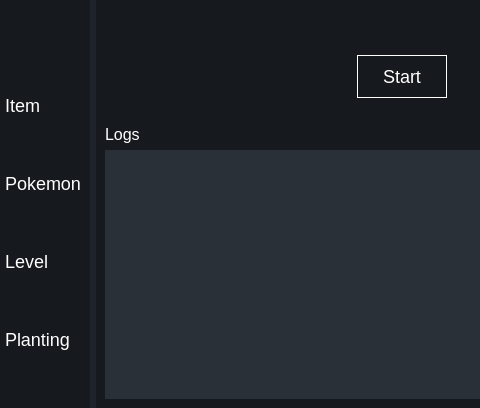
First picture: the form in DO NOT RUN/level.ui, repository T3tsuo/PokemonUI, before the edit; both pictures show x 0 to 480 and y 322 to 730 of the 708 by 730 pixel window.
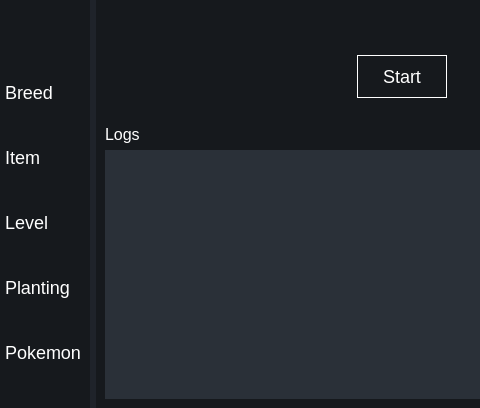
Second picture: the form after the edit. Icons and pictures are not drawn.

Commit message: fully functional breed frontend and refactored tab switching

Diff of the .ui file:
```diff
--- a/DO NOT RUN/level.ui
+++ b/DO NOT RUN/level.ui
@@ -136,6 +136,13 @@
           <property name="bottomMargin">
            <number>0</number>
           </property>
+          <item>
+           <widget class="QPushButton" name="breedBtn">
+            <property name="text">
+             <string>Breed</string>
+            </property>
+           </widget>
+          </item>
           <item>
            <widget class="QPushButton" name="itemBtn">
             <property name="text">
@@ -143,13 +150,6 @@
             </property>
            </widget>
           </item>
-          <item>
-           <widget class="QPushButton" name="pokemonBtn">
-            <property name="text">
-             <string>Pokemon</string>
-            </property>
-           </widget>
-          </item>
           <item>
            <widget class="QPushButton" name="levelBtn">
             <property name="text">
@@ -164,6 +164,13 @@
             </property>
            </widget>
           </item>
+          <item>
+           <widget class="QPushButton" name="pokemonBtn">
+            <property name="text">
+             <string>Pokemon</string>
+            </property>
+           </widget>
+          </item>
          </layout>
         </widget>
        </item>
```
The commit also changes 12 other files.
